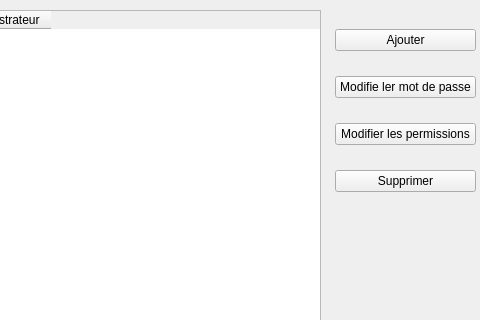
This is usermanagement.ui in AlexTeixeira/fish-openrov as Qt 5 draws it before an edit; both pictures show x 160 to 640 and y 0 to 320 of the 640 by 480 pixel window. The edited form follows.
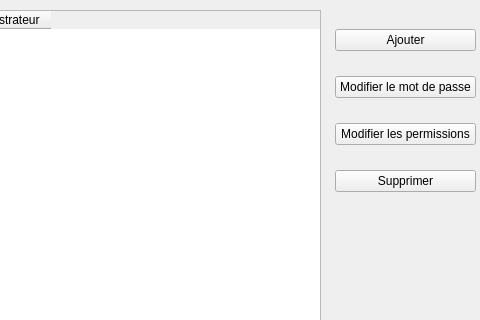
This is the edited form.

Commit message: Faute de frappe user manager et mauvais path connexion

Patch:
```diff
--- a/usermanagement.ui
+++ b/usermanagement.ui
@@ -61,7 +61,7 @@
     <item>
      <widget class="QPushButton" name="editButton">
       <property name="text">
-       <string>Modifie ler mot de passe</string>
+       <string>Modifier le mot de passe</string>
       </property>
      </widget>
     </item>
```
The commit also changes 1 other file.
